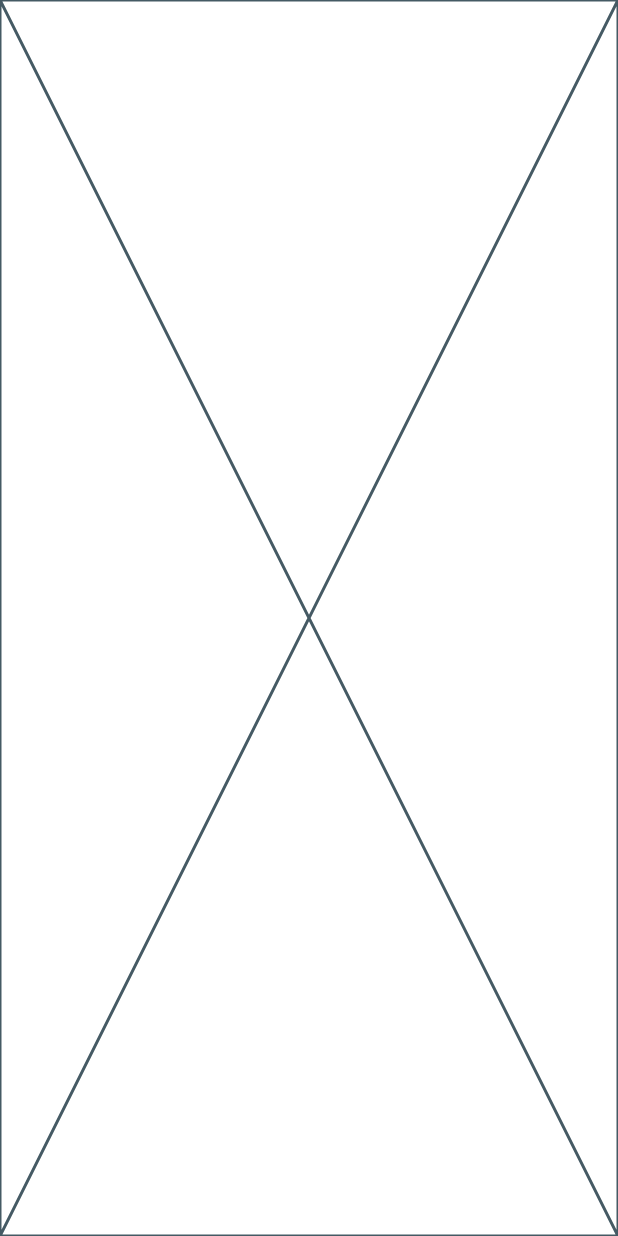
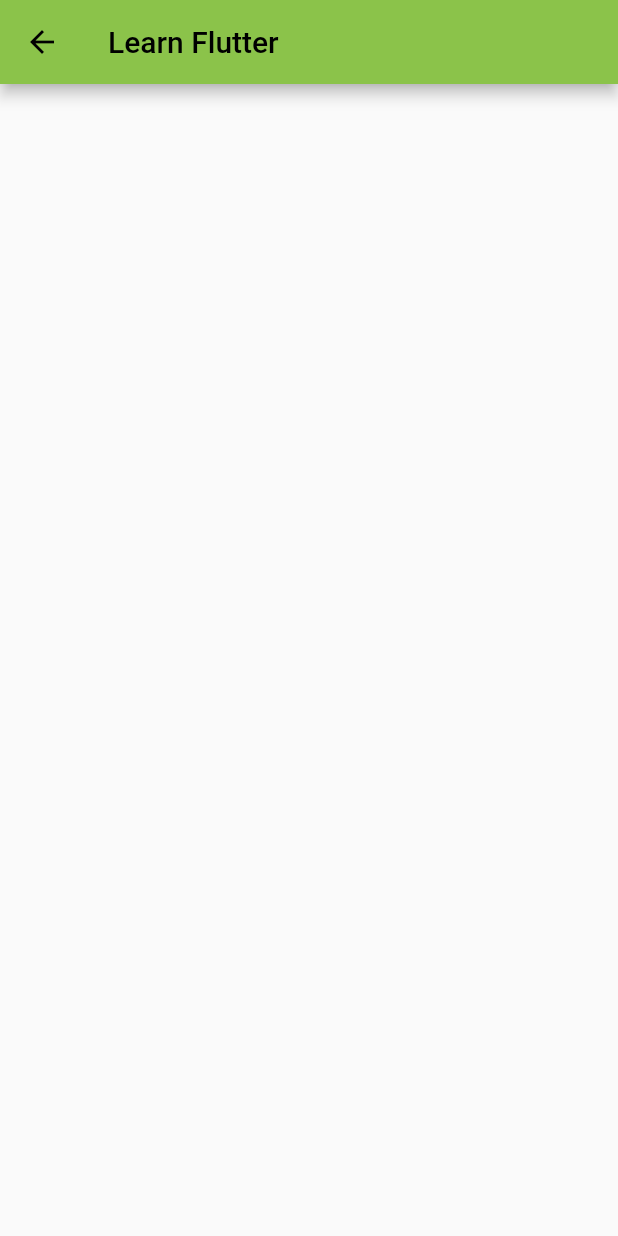
Before and after one commit to gogamid/flutter-mapp-1h, a Flutter app: the screen it shows after launch, after a tap on "Learn Flutter", on a phone screen of 412 x 824 dp. Run offline on Flutter 3.47's test engine with Material 2 defaults, Android fonts, the phone set to English and light mode, and no system bars.

Commit message:
feat: add title on Scaffold on pushed Screen

```diff
--- a/lib/learn_flutter_page.dart
+++ b/lib/learn_flutter_page.dart
@@ -10,6 +10,10 @@ class LearnFlutterPage extends StatefulWidget {
 class _LearnFlutterPageState extends State<LearnFlutterPage> {
   @override
   Widget build(BuildContext context) {
-    return const Placeholder();
+    return Scaffold(
+      appBar: AppBar(
+        title: const Text('Learn Flutter'),
+      ),
+    );
   }
 }
```
